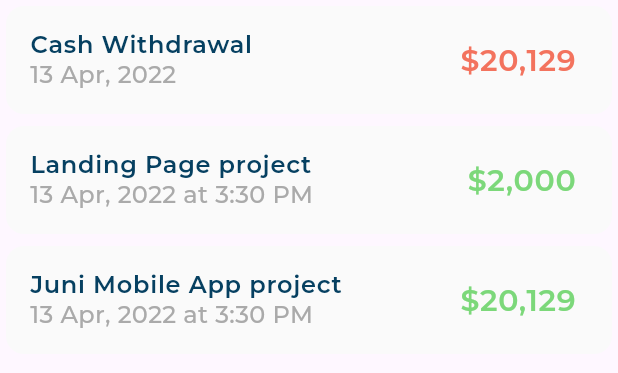
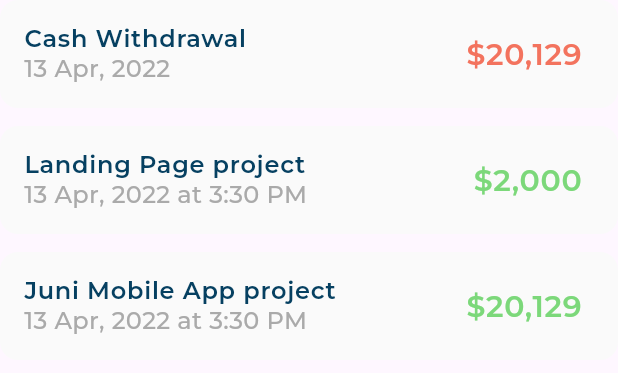
Before and after one commit to George-Abboud/responsive_dashboard, a Flutter app: the TransactionHistoryListView widget shown alone on an empty page, opened directly, on a phone screen of 412 x 824 dp. Shown: the top 373 px of the screen. Run offline on Flutter 3.47's test engine with Material 3 defaults, Android fonts, the phone set to English and light mode, and no system bars; our stand-ins replace expandable_page_view, flutter_svg; project files that could hold a hidden picture were left out.

```diff
--- a/lib/core/widgets/my_card_statistics/cards_and_transaction_history/transaction_history/transaction_history_item.dart
+++ b/lib/core/widgets/my_card_statistics/cards_and_transaction_history/transaction_history/transaction_history_item.dart
@@ -12,7 +12,10 @@ class TransactionHistoryItem extends StatelessWidget {
   final EdgeInsetsGeometry padding;
   @override
   Widget build(BuildContext context) {
-    return Card(
+    return Padding(
+      padding: padding,
+      child: Card(
+        margin: EdgeInsets.zero,
         elevation: 0,
         shape: RoundedRectangleBorder(
           borderRadius: BorderRadius.circular(12),
@@ -36,6 +39,7 @@ class TransactionHistoryItem extends StatelessWidget {
             ),
           ),
         ),
+      ),
     );
   }
 }
--- a/lib/core/widgets/my_card_statistics/cards_and_transaction_history/transaction_history/transaction_history_list_view.dart
+++ b/lib/core/widgets/my_card_statistics/cards_and_transaction_history/transaction_history/transaction_history_list_view.dart
@@ -14,11 +14,17 @@ class TransactionHistoryListView extends StatelessWidget {
       shrinkWrap: true,
       itemCount: items.length,
       itemBuilder: (context, index) => TransactionHistoryItem(
-        padding: index != 0 || index != items.length
-            ? const EdgeInsets.symmetric(horizontal: 12)
-            : EdgeInsets.zero,
+        padding: formatPadding(index, items),
         transactionHistoryModel: items[index],
       ),
     );
   }
+
+  EdgeInsets formatPadding(int index, List<TransactionHistoryModel> items) {
+    return index == 0
+        ? const EdgeInsets.only(bottom: 6)
+        : index == items.length - 1
+            ? const EdgeInsets.only(top: 6)
+            : const EdgeInsets.symmetric(vertical: 6);
+  }
 }
```
Also changed, not shown: lib/core/widgets/my_card_statistics/cards_and_transaction_history/transaction_history/transaction_history_section.dart (+12 -5 lines). Lines whose indentation alone changed are shown as unchanged.
